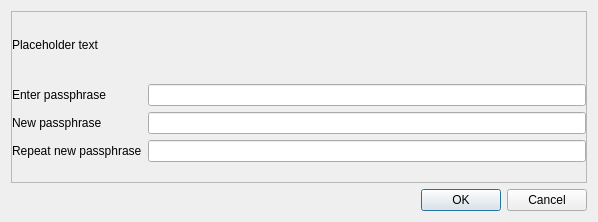
Old version of the form src/qt/forms/askpassphrasedialog.ui in the repository WalkerWaqiOrg/bitcoin-abc.
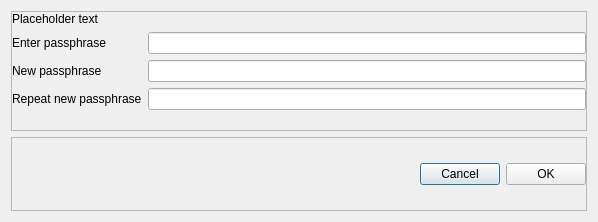
New version of the form.

The edit to the form file:
```diff
--- a/src/qt/forms/askpassphrasedialog.ui
+++ b/src/qt/forms/askpassphrasedialog.ui
@@ -138,13 +138,54 @@
     </widget>
    </item>
    <item>
-    <widget class="QDialogButtonBox" name="buttonBox">
-     <property name="orientation">
-      <enum>Qt::Horizontal</enum>
+    <widget class="QFrame" name="frame_2">
+     <property name="frameShape">
+      <enum>QFrame::StyledPanel</enum>
      </property>
-     <property name="standardButtons">
-      <set>QDialogButtonBox::Cancel|QDialogButtonBox::Ok</set>
+     <property name="frameShadow">
+      <enum>QFrame::Raised</enum>
      </property>
+     <layout class="QHBoxLayout" name="horizontalLayout">
+      <property name="leftMargin">
+       <number>0</number>
+      </property>
+      <property name="topMargin">
+       <number>0</number>
+      </property>
+      <property name="rightMargin">
+       <number>0</number>
+      </property>
+      <property name="bottomMargin">
+       <number>0</number>
+      </property>
+      <item>
+       <spacer name="horizontalSpacer">
+        <property name="orientation">
+         <enum>Qt::Horizontal</enum>
+        </property>
+        <property name="sizeHint" stdset="0">
+         <size>
+          <width>413</width>
+          <height>20</height>
+         </size>
+        </property>
+       </spacer>
+      </item>
+      <item>
+       <widget class="QPushButton" name="btnCancel">
+        <property name="text">
+         <string>Cancel</string>
+        </property>
+       </widget>
+      </item>
+      <item>
+       <widget class="QPushButton" name="btnOK">
+        <property name="text">
+         <string>OK</string>
+        </property>
+       </widget>
+      </item>
+     </layout>
     </widget>
    </item>
   </layout>
```
Left out of the diff: 35 changed lines with no effect on the pictures.
